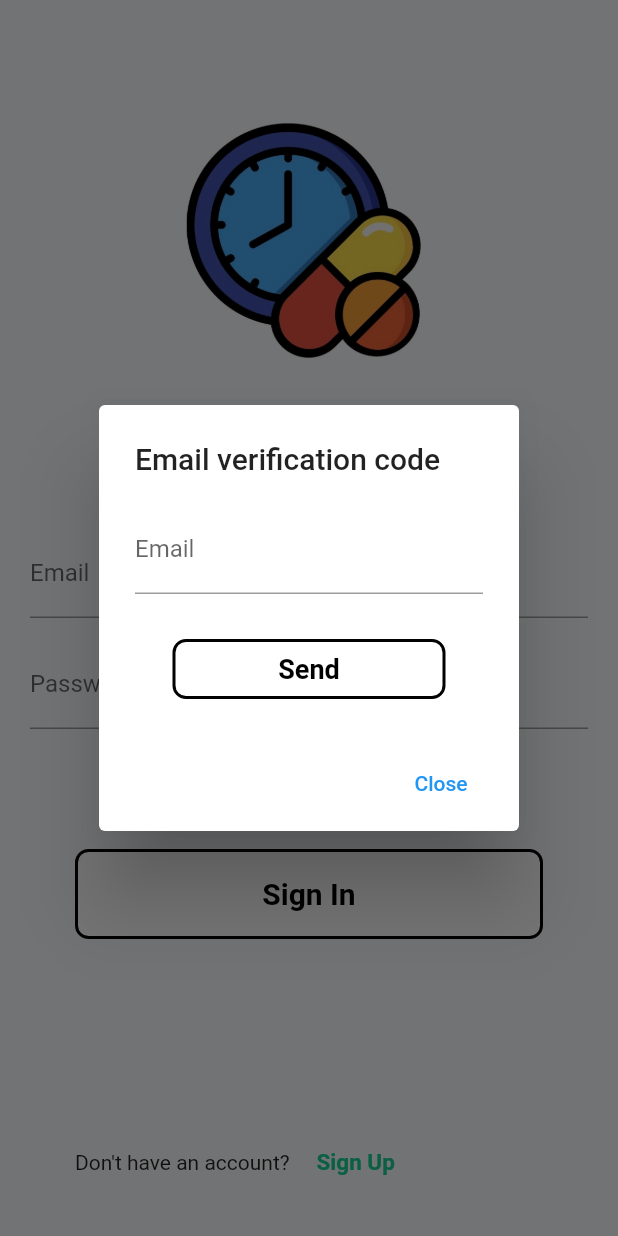
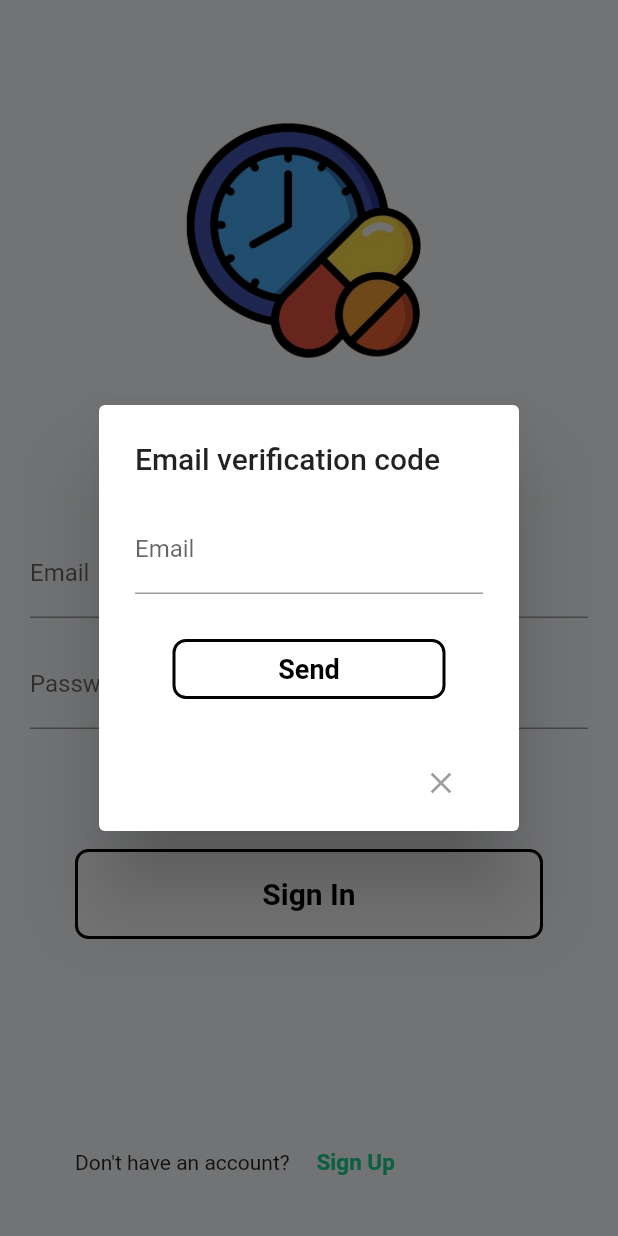
Before and after one commit to codygirouard/Capstone, a Flutter app: the SigninPage screen opened directly, after a tap on "Forgot Password?", on a phone screen of 412 x 824 dp. Run offline on Flutter 3.47's test engine with Material 2 defaults, Android fonts, the phone set to English and light mode, and no system bars; our stand-ins replace table_calendar; Roboto replaces fonts that are missing (optima).

Commit message:
Changed exit to a icon

```diff
--- a/lib/sign_in_page.dart
+++ b/lib/sign_in_page.dart
@@ -1,3 +1,5 @@
+import 'dart:io';
+
 import 'package:flutter/material.dart';
 import 'Sign_up_Page.dart';
 import 'user_home.dart';
@@ -235,8 +237,7 @@ class _SigninPage extends State<SigninPage> {
                     width: 2,
                   ),
                   color: Colors.white,
-                  borderRadius:
-                  new BorderRadius.circular(9.0)),
+                  borderRadius: new BorderRadius.circular(9.0)),
               child: new Text("Send",
                   style: new TextStyle(
                       fontSize: 18.0,
@@ -252,7 +253,9 @@ class _SigninPage extends State<SigninPage> {
             Navigator.of(context).pop();
           },
           textColor: Theme.of(context).primaryColor,
-          child: const Text('Close'),
+          child: IconButton(
+            icon: const Icon(Icons.clear),
+          ),
         ),
       ],
     );
```
